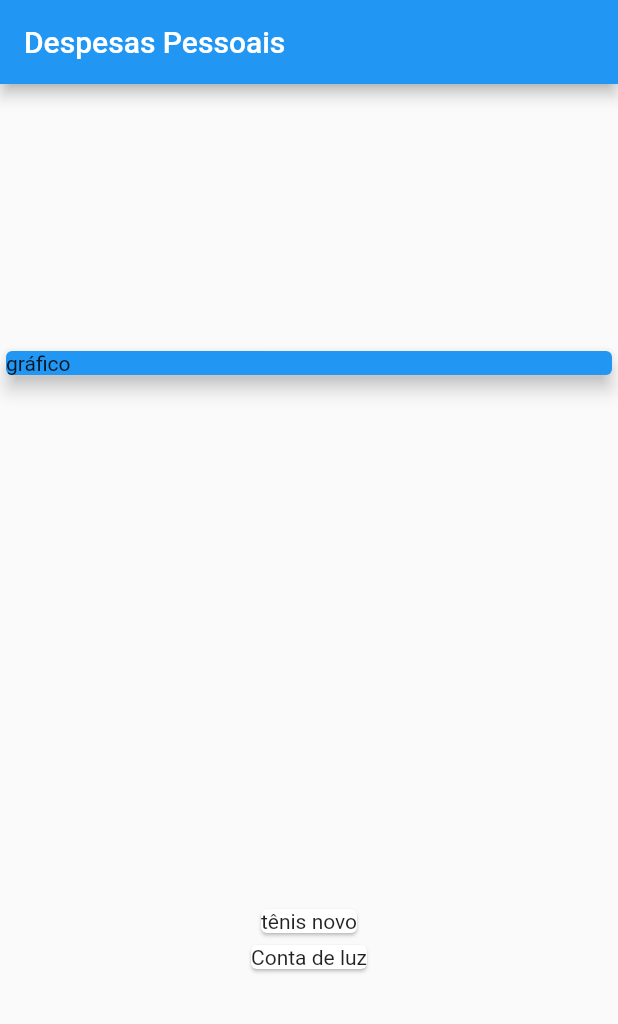
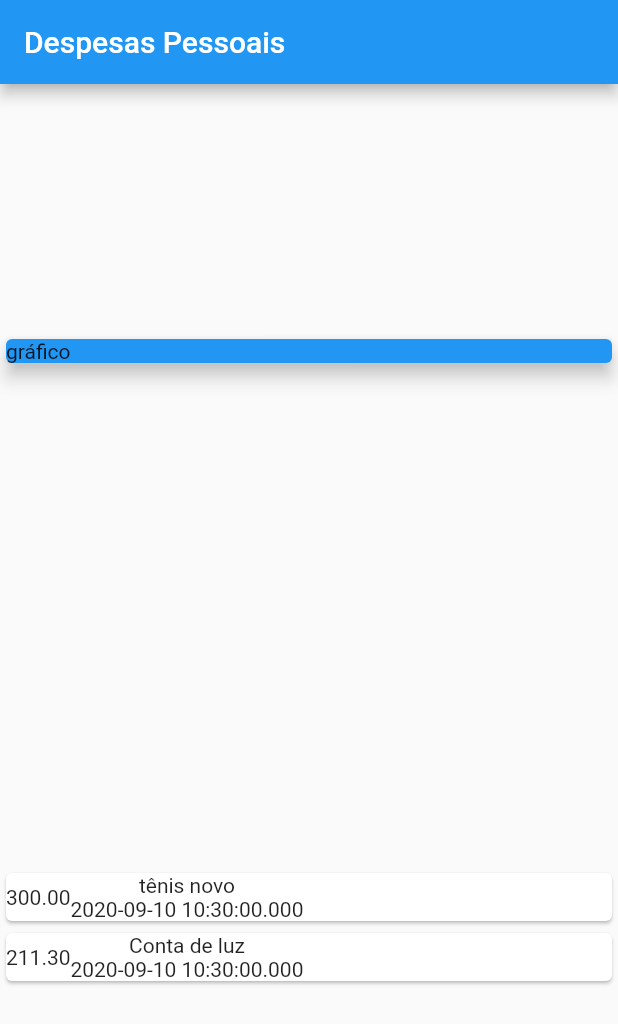
Before and after one commit to italosilva07/Udemy-Flutter-Cod3rCursosOnline-App_Despesas_Pessoais, a Flutter app: the screen it shows after launch, on a phone screen of 412 x 824 dp. Shown: the top 1024 px of the screen. Run offline on Flutter 3.47's test engine with Material 2 defaults, Android fonts, the phone set to English and light mode, and no system bars.

Commit message:
Adicionando  design do card para list

```diff
--- a/lib/main.dart
+++ b/lib/main.dart
@@ -48,7 +48,19 @@ class MyHomePage extends StatelessWidget {
           Column(
             children: _transactions
                 .map((tr) => Card(
-                      child: Text(tr.title),
+                      child: Row(
+                        children: <Widget>[
+                          Container(
+                            child: Text(tr.value.toStringAsFixed(2).toString()),
+                          ),
+                          Column(
+                            children: <Widget>[
+                              Text(tr.title),
+                              Text(tr.date.toString()),
+                            ],
+                          )
+                        ],
+                      ),
                     ))
                 .toList(),
           ),
```
